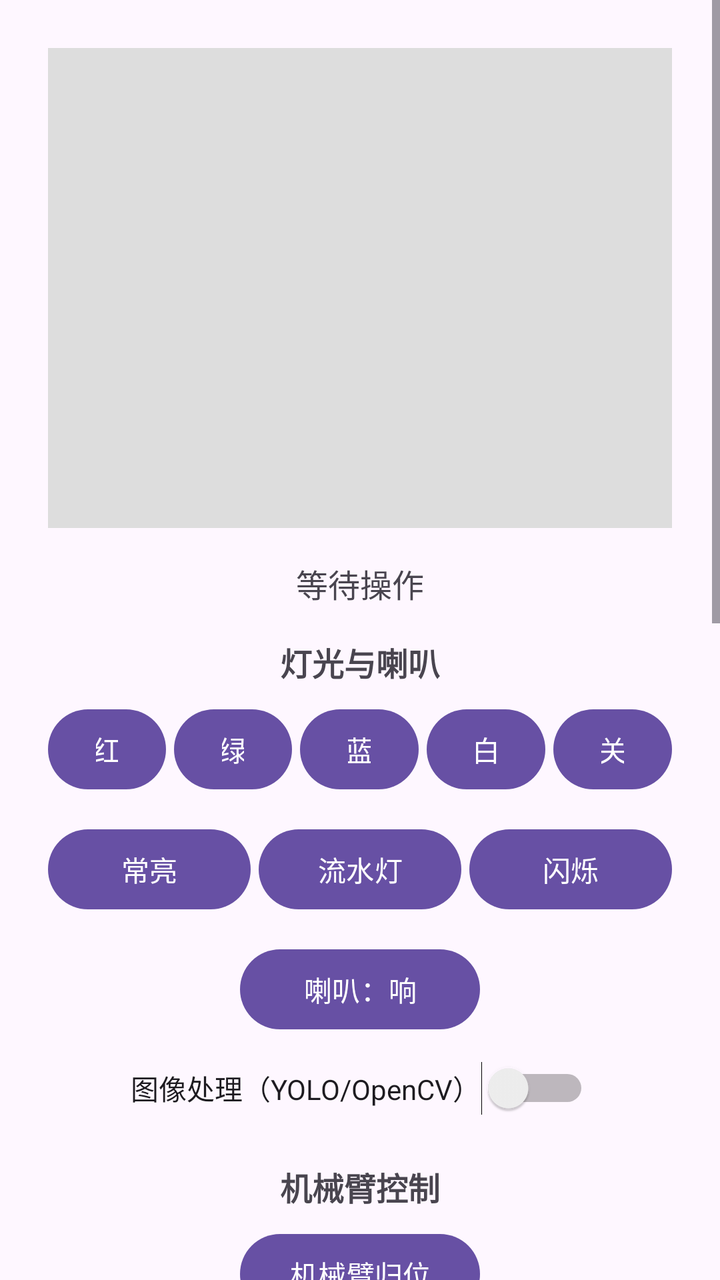
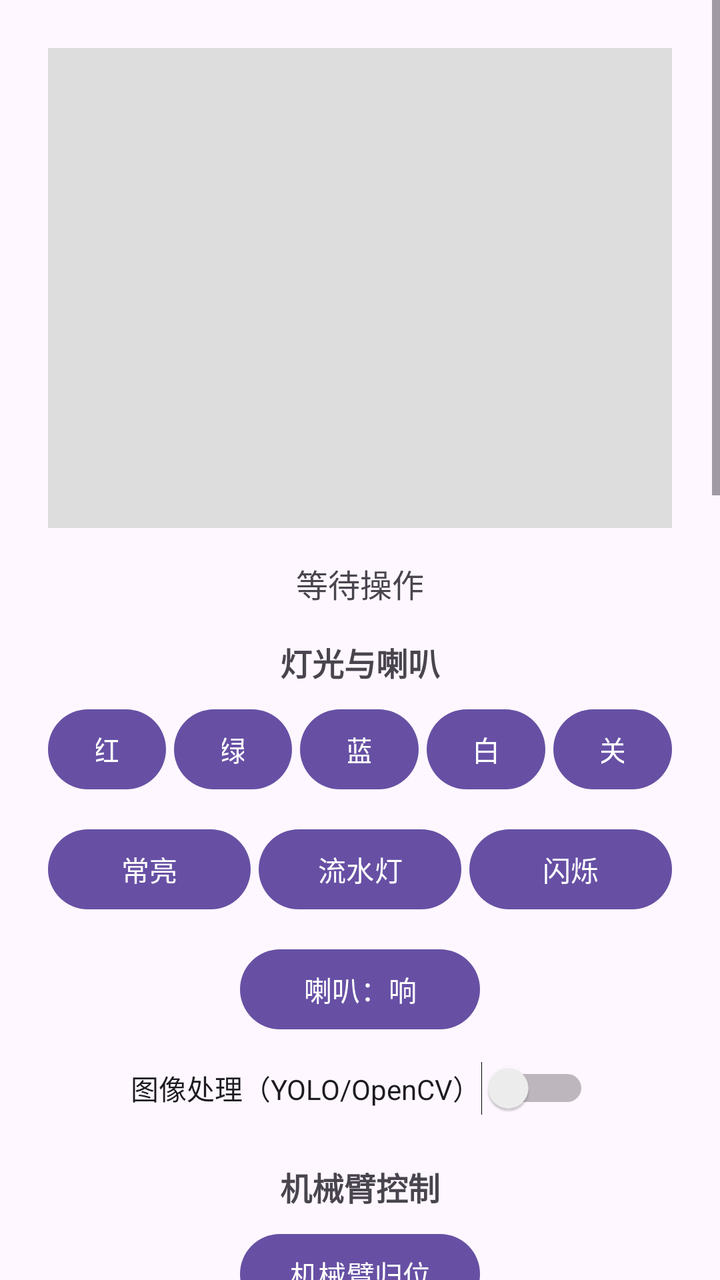

Two renders of the same Android screen: before a commit and after it. Below are the layout's source before the change and the commit's diff.
<!-- AndroidManifest.xml: application theme Theme.CarApp -->
<!-- res/layout/activity_main.xml -->
<?xml version="1.0" encoding="utf-8"?>
<ScrollView xmlns:android="http://schemas.android.com/apk/res/android"
    android:layout_width="match_parent"
    android:layout_height="match_parent"
    android:fillViewport="true">

    <LinearLayout
        android:layout_width="match_parent"
        android:layout_height="wrap_content"
        android:orientation="vertical"
        android:gravity="center"
        android:padding="24dp">

        
        <ImageView
            android:id="@+id/ivCamera"
            android:layout_width="match_parent"
            android:layout_height="240dp"
            android:scaleType="centerCrop"
            android:background="#DDDDDD"
            android:contentDescription="小车摄像头画面"
            android:layout_marginBottom="16dp" />

        
        <TextView
            android:id="@+id/tvStatus"
            android:layout_width="match_parent"
            android:layout_height="wrap_content"
            android:text="等待操作"
            android:textSize="16sp"
            android:gravity="center"
            android:layout_marginBottom="16dp" />

        
        <TextView
            android:layout_width="match_parent"
            android:layout_height="wrap_content"
            android:text="灯光与喇叭"
            android:textSize="16sp"
            android:textStyle="bold"
            android:gravity="center"
            android:layout_marginBottom="8dp" />

        
        <LinearLayout
            android:layout_width="match_parent"
            android:layout_height="wrap_content"
            android:orientation="horizontal"
            android:gravity="center"
            android:layout_marginBottom="12dp">

            <Button
                android:id="@+id/btnLedRed"
                android:layout_width="0dp"
                android:layout_height="wrap_content"
                android:layout_weight="1"
                android:layout_marginEnd="4dp"
                android:text="红" />

            <Button
                android:id="@+id/btnLedGreen"
                android:layout_width="0dp"
                android:layout_height="wrap_content"
                android:layout_weight="1"
                android:layout_marginEnd="4dp"
                android:text="绿" />

            <Button
                android:id="@+id/btnLedBlue"
                android:layout_width="0dp"
                android:layout_height="wrap_content"
                android:layout_weight="1"
                android:layout_marginEnd="4dp"
                android:text="蓝" />

            <Button
                android:id="@+id/btnLedWhite"
                android:layout_width="0dp"
                android:layout_height="wrap_content"
                android:layout_weight="1"
                android:layout_marginEnd="4dp"
                android:text="白" />

            <Button
                android:id="@+id/btnLedOff"
                android:layout_width="0dp"
                android:layout_height="wrap_content"
                android:layout_weight="1"
                android:text="关" />

        </LinearLayout>

        
        <LinearLayout
            android:layout_width="match_parent"
            android:layout_height="wrap_content"
            android:orientation="horizontal"
            android:gravity="center"
            android:layout_marginBottom="12dp">

            <Button
                android:id="@+id/btnLedModeSteady"
                android:layout_width="0dp"
                android:layout_height="wrap_content"
                android:layout_weight="1"
                android:layout_marginEnd="4dp"
                android:text="常亮" />

            <Button
                android:id="@+id/btnLedModeFlow"
                android:layout_width="0dp"
                android:layout_height="wrap_content"
                android:layout_weight="1"
                android:layout_marginEnd="4dp"
                android:text="流水灯" />

            <Button
                android:id="@+id/btnLedModeBlink"
                android:layout_width="0dp"
                android:layout_height="wrap_content"
                android:layout_weight="1"
                android:text="闪烁" />

        </LinearLayout>

        
        <Button
            android:id="@+id/btnBuzzer"
            android:layout_width="120dp"
            android:layout_height="wrap_content"
            android:text="喇叭：响"
            android:layout_marginBottom="12dp" />

        
        <Switch
            android:id="@+id/swImageProcess"
            android:layout_width="wrap_content"
            android:layout_height="wrap_content"
            android:text="图像处理（YOLO/OpenCV）"
            android:layout_marginBottom="24dp" />

        
        
        <TextView
            android:layout_width="match_parent"
            android:layout_height="wrap_content"
            android:text="机械臂控制"
            android:textSize="16sp"
            android:textStyle="bold"
            android:gravity="center"
            android:layout_marginBottom="8dp" />

        
        <Button
            android:id="@+id/btnArmReset"
            android:layout_width="120dp"
            android:layout_height="wrap_content"
            android:text="机械臂归位"
            android:layout_marginBottom="12dp" />

        
        <LinearLayout
            android:layout_width="match_parent"
            android:layout_height="wrap_content"
            android:orientation="horizontal"
            android:gravity="center_vertical"
            android:layout_marginBottom="4dp">

            <TextView
                android:layout_width="56dp"
                android:layout_height="wrap_content"
                android:text="base"
                android:textSize="14sp" />

            <SeekBar
                android:id="@+id/seekBase"
                android:layout_width="0dp"
                android:layout_height="wrap_content"
                android:layout_weight="1"
                android:max="180"
                android:progress="90" />

            <TextView
                android:id="@+id/tvBaseValue"
                android:layout_width="48dp"
                android:layout_height="wrap_content"
                android:text="90"
                android:textSize="14sp"
                android:gravity="end" />

        </LinearLayout>

        <LinearLayout
            android:layout_width="match_parent"
            android:layout_height="wrap_content"
            android:orientation="horizontal"
            android:gravity="center_vertical"
            android:layout_marginBottom="4dp">

            <TextView
                android:layout_width="56dp"
                android:layout_height="wrap_content"
                android:text="p1"
                android:textSize="14sp" />

            <SeekBar
                android:id="@+id/seekP1"
                android:layout_width="0dp"
                android:layout_height="wrap_content"
                android:layout_weight="1"
                android:max="180"
                android:progress="90" />

            <TextView
                android:id="@+id/tvP1Value"
                android:layout_width="48dp"
                android:layout_height="wrap_content"
                android:text="90"
                android:textSize="14sp"
                android:gravity="end" />

        </LinearLayout>

        <LinearLayout
            android:layout_width="match_parent"
            android:layout_height="wrap_content"
            android:orientation="horizontal"
            android:gravity="center_vertical"
            android:layout_marginBottom="4dp">

            <TextView
                android:layout_width="56dp"
                android:layout_height="wrap_content"
                android:text="p2"
                android:textSize="14sp" />

            <SeekBar
                android:id="@+id/seekP2"
                android:layout_width="0dp"
                android:layout_height="wrap_content"
                android:layout_weight="1"
                android:max="180"
                android:progress="90" />

            <TextView
                android:id="@+id/tvP2Value"
                android:layout_width="48dp"
                android:layout_height="wrap_content"
                android:text="90"
                android:textSize="14sp"
                android:gravity="end" />

        </LinearLayout>

        <LinearLayout
            android:layout_width="match_parent"
            android:layout_height="wrap_content"
            android:orientation="horizontal"
            android:gravity="center_vertical"
            android:layout_marginBottom="4dp">

            <TextView
                android:layout_width="56dp"
                android:layout_height="wrap_content"
                android:text="p3"
                android:textSize="14sp" />

            <SeekBar
                android:id="@+id/seekP3"
                android:layout_width="0dp"
                android:layout_height="wrap_content"
                android:layout_weight="1"
                android:max="180"
                android:progress="90" />

            <TextView
                android:id="@+id/tvP3Value"
                android:layout_width="48dp"
                android:layout_height="wrap_content"
                android:text="90"
                android:textSize="14sp"
                android:gravity="end" />

        </LinearLayout>

        <LinearLayout
            android:layout_width="match_parent"
            android:layout_height="wrap_content"
            android:orientation="horizontal"
            android:gravity="center_vertical"
            android:layout_marginBottom="4dp">

            <TextView
                android:layout_width="56dp"
                android:layout_height="wrap_content"
                android:text="p4"
                android:textSize="14sp" />

            <SeekBar
                android:id="@+id/seekP4"
                android:layout_width="0dp"
                android:layout_height="wrap_content"
                android:layout_weight="1"
                android:max="180"
                android:progress="90" />

            <TextView
                android:id="@+id/tvP4Value"
                android:layout_width="48dp"
                android:layout_height="wrap_content"
                android:text="90"
                android:textSize="14sp"
                android:gravity="end" />

        </LinearLayout>

        <LinearLayout
            android:layout_width="match_parent"
            android:layout_height="wrap_content"
            android:orientation="horizontal"
            android:gravity="center_vertical"
            android:layout_marginBottom="16dp">

            <TextView
                android:layout_width="56dp"
                android:layout_height="wrap_content"
                android:text="p5"
                android:textSize="14sp" />

            <SeekBar
                android:id="@+id/seekP5"
                android:layout_width="0dp"
                android:layout_height="wrap_content"
                android:layout_weight="1"
                android:max="180"
                android:progress="90" />

            <TextView
                android:id="@+id/tvP5Value"
                android:layout_width="48dp"
                android:layout_height="wrap_content"
                android:text="90"
                android:textSize="14sp"
                android:gravity="end" />

        </LinearLayout>

        

        
        <Button
            android:id="@+id/btnForward"
            android:layout_width="120dp"
            android:layout_height="wrap_content"
            android:text="前进"
            android:layout_marginBottom="16dp" />

        
        <LinearLayout
            android:layout_width="wrap_content"
            android:layout_height="wrap_content"
            android:orientation="horizontal"
            android:gravity="center">

            <Button
                android:id="@+id/btnLeft"
                android:layout_width="100dp"
                android:layout_height="wrap_content"
                android:text="左转"
                android:layout_marginEnd="16dp" />

            <Button
                android:id="@+id/btnStop"
                android:layout_width="100dp"
                android:layout_height="wrap_content"
                android:text="停止"
                android:layout_marginEnd="16dp" />

            <Button
                android:id="@+id/btnRight"
                android:layout_width="100dp"
                android:layout_height="wrap_content"
                android:text="右转" />

        </LinearLayout>

        
        <Button
            android:id="@+id/btnBackward"
            android:layout_width="120dp"
            android:layout_height="wrap_content"
            android:text="后退"
            android:layout_marginTop="16dp" />

        
        
        <TextView
            android:layout_width="match_parent"
            android:layout_height="wrap_content"
            android:text="AI 对话"
            android:textSize="16sp"
            android:textStyle="bold"
            android:gravity="center"
            android:layout_marginTop="24dp"
            android:layout_marginBottom="8dp" />

        
        <TextView
            android:id="@+id/tvChatLog"
            android:layout_width="match_parent"
            android:layout_height="180dp"
            android:background="#F5F5F5"
            android:padding="8dp"
            android:textSize="14sp"
            android:gravity="top|start"
            android:text=""
            android:scrollbars="vertical"
            android:layout_marginBottom="8dp" />

        
        <LinearLayout
            android:layout_width="match_parent"
            android:layout_height="wrap_content"
            android:orientation="horizontal"
            android:gravity="center_vertical">

            <EditText
                android:id="@+id/etChatInput"
                android:layout_width="0dp"
                android:layout_height="wrap_content"
                android:layout_weight="1"
                android:hint="输入内容"
                android:inputType="text"
                android:maxLines="1"
                android:layout_marginEnd="8dp" />

            <Button
                android:id="@+id/btnSendChat"
                android:layout_width="wrap_content"
                android:layout_height="wrap_content"
                android:text="发送" />

        </LinearLayout>

        

    </LinearLayout>

</ScrollView>
<!-- resources referenced by this layout -->
<resources>
  <style name="Theme.CarApp" parent="Base.Theme.CarApp" />
  <style name="Base.Theme.CarApp" parent="Theme.Material3.DayNight.NoActionBar">
          
          
      </style>
</resources>

<!-- the commit's change to res/layout/activity_main.xml (unified diff, before → after) -->
@@ -444,6 +444,43 @@
 
         
 
+        
+        
+        <TextView
+            android:id="@+id/tvMapTitle"
+            android:layout_width="match_parent"
+            android:layout_height="wrap_content"
+            android:text="SLAM 地图（占位）"
+            android:textSize="16sp"
+            android:textStyle="bold"
+            android:gravity="center"
+            android:layout_marginTop="24dp"
+            android:layout_marginBottom="8dp" />
+
+        
+        
+        
+        <ImageView
+            android:id="@+id/ivMap"
+            android:layout_width="match_parent"
+            android:layout_height="240dp"
+            android:scaleType="fitXY"
+            android:background="#FFFFFF"
+            android:contentDescription="SLAM 地图"
+            android:layout_marginBottom="8dp" />
+
+        
+        <TextView
+            android:id="@+id/tvMapStatus"
+            android:layout_width="match_parent"
+            android:layout_height="wrap_content"
+            android:text="地图未加载"
+            android:textSize="14sp"
+            android:gravity="center"
+            android:layout_marginBottom="16dp" />
+
+        
+
     </LinearLayout>
 
 </ScrollView>
